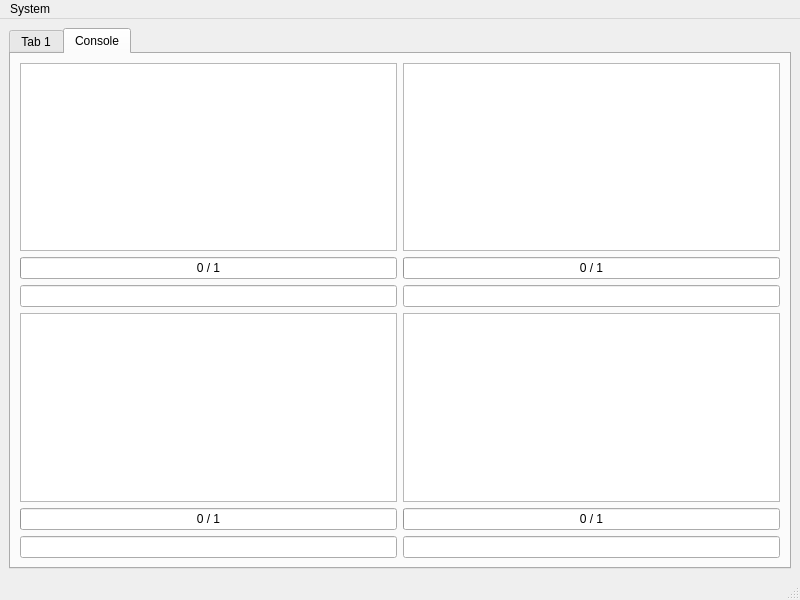
This is src/mainwindow.ui in mathklk/QCDF as Qt 5 draws it before an edit. The edited form follows.
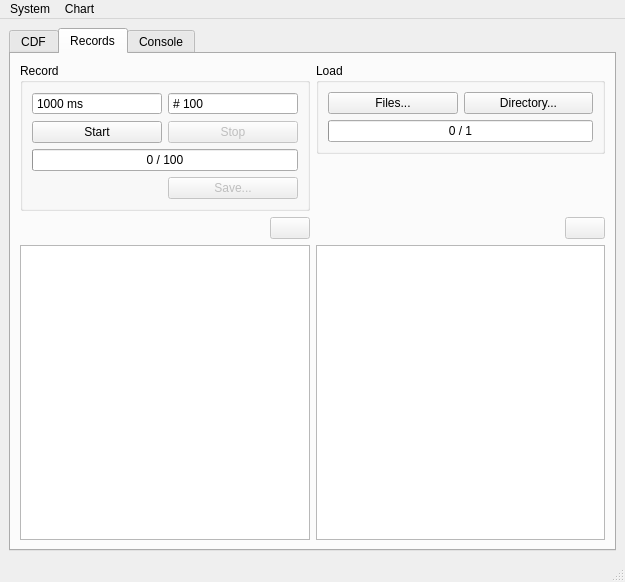
This is the edited form. Icons and pictures are not drawn. Custom widgets are drawn as their Qt base class.

Diff of the .ui file:
```diff
--- a/src/mainwindow.ui
+++ b/src/mainwindow.ui
@@ -6,8 +6,8 @@
    <rect>
     <x>0</x>
     <y>0</y>
-    <width>800</width>
-    <height>600</height>
+    <width>625</width>
+    <height>582</height>
    </rect>
   </property>
   <property name="windowTitle">
@@ -15,17 +15,234 @@
   </property>
   <widget class="QWidget" name="centralwidget">
    <layout class="QGridLayout" name="gridLayout">
-    <item row="0" column="0">
+    <item row="1" column="0">
      <widget class="QTabWidget" name="tabWidget">
       <property name="currentIndex">
        <number>1</number>
       </property>
       <widget class="QWidget" name="tab">
        <attribute name="title">
-        <string>Tab 1</string>
+        <string>CDF</string>
        </attribute>
       </widget>
-      <widget class="QWidget" name="Console">
+      <widget class="QWidget" name="tab_Records">
+       <attribute name="title">
+        <string>Records</string>
+       </attribute>
+       <layout class="QGridLayout" name="gridLayout_6" rowstretch="0,0,0,1">
+        <item row="0" column="1">
+         <widget class="QGroupBox" name="groupBox_2">
+          <property name="title">
+           <string>Load</string>
+          </property>
+          <layout class="QGridLayout" name="gridLayout_5">
+           <item row="0" column="0">
+            <widget class="QPushButton" name="pushButtonLoadFiles">
+             <property name="text">
+              <string>Files...</string>
+             </property>
+            </widget>
+           </item>
+           <item row="0" column="1">
+            <widget class="QPushButton" name="pushButtonLoadDir">
+             <property name="text">
+              <string>Directory...</string>
+             </property>
+            </widget>
+           </item>
+           <item row="1" column="0" colspan="2">
+            <widget class="QProgressBar" name="progressBarLoad">
+             <property name="maximum">
+              <number>1</number>
+             </property>
+             <property name="value">
+              <number>0</number>
+             </property>
+             <property name="format">
+              <string>%v / %m</string>
+             </property>
+            </widget>
+           </item>
+          </layout>
+         </widget>
+        </item>
+        <item row="0" column="0" rowspan="2">
+         <widget class="QGroupBox" name="groupBox">
+          <property name="title">
+           <string>Record</string>
+          </property>
+          <layout class="QGridLayout" name="gridLayout_4">
+           <item row="1" column="1">
+            <widget class="QPushButton" name="pushButtonStop">
+             <property name="enabled">
+              <bool>false</bool>
+             </property>
+             <property name="text">
+              <string>Stop</string>
+             </property>
+            </widget>
+           </item>
+           <item row="0" column="1">
+            <widget class="QSpinBox" name="spinBoxRecordCount">
+             <property name="buttonSymbols">
+              <enum>QAbstractSpinBox::ButtonSymbols::NoButtons</enum>
+             </property>
+             <property name="suffix">
+              <string/>
+             </property>
+             <property name="prefix">
+              <string># </string>
+             </property>
+             <property name="maximum">
+              <number>9999</number>
+             </property>
+             <property name="value">
+              <number>100</number>
+             </property>
+            </widget>
+           </item>
+           <item row="2" column="0" colspan="2">
+            <widget class="QProgressBar" name="progressBarRecord">
+             <property name="maximum">
+              <number>100</number>
+             </property>
+             <property name="value">
+              <number>0</number>
+             </property>
+             <property name="format">
+              <string>%v / %m</string>
+             </property>
+            </widget>
+           </item>
+           <item row="1" column="0">
+            <widget class="QPushButton" name="pushButtonStart">
+             <property name="enabled">
+              <bool>true</bool>
+             </property>
+             <property name="text">
+              <string>Start</string>
+             </property>
+            </widget>
+           </item>
+           <item row="0" column="0">
+            <widget class="QSpinBox" name="spinBoxRecordTimer">
+             <property name="buttonSymbols">
+              <enum>QAbstractSpinBox::ButtonSymbols::NoButtons</enum>
+             </property>
+             <property name="suffix">
+              <string> ms</string>
+             </property>
+             <property name="maximum">
+              <number>999999</number>
+             </property>
+             <property name="value">
+              <number>1000</number>
+             </property>
+            </widget>
+           </item>
+           <item row="3" column="1">
+            <widget class="QPushButton" name="pushButtonSave">
+             <property name="enabled">
+              <bool>false</bool>
+             </property>
+             <property name="text">
+              <string>Save...</string>
+             </property>
+            </widget>
+           </item>
+          </layout>
+         </widget>
+        </item>
+        <item row="1" column="1">
+         <spacer name="verticalSpacer">
+          <property name="orientation">
+           <enum>Qt::Orientation::Vertical</enum>
+          </property>
+          <property name="sizeHint" stdset="0">
+           <size>
+            <width>20</width>
+            <height>40</height>
+           </size>
+          </property>
+         </spacer>
+        </item>
+        <item row="3" column="0">
+         <widget class="QListWidget" name="listWidgetRecord">
+          <property name="selectionMode">
+           <enum>QAbstractItemView::SelectionMode::ExtendedSelection</enum>
+          </property>
+         </widget>
+        </item>
+        <item row="3" column="1">
+         <widget class="QListWidget" name="listWidgetLoad">
+          <property name="selectionMode">
+           <enum>QAbstractItemView::SelectionMode::ExtendedSelection</enum>
+          </property>
+         </widget>
+        </item>
+        <item row="2" column="0">
+         <layout class="QHBoxLayout" name="horizontalLayout">
+          <item>
+           <spacer name="horizontalSpacer">
+            <property name="orientation">
+             <enum>Qt::Orientation::Horizontal</enum>
+            </property>
+            <property name="sizeHint" stdset="0">
+             <size>
+              <width>40</width>
+              <height>20</height>
+             </size>
+            </property>
+           </spacer>
+          </item>
+          <item>
+           <widget class="QPushButton" name="pushButtonClearRecord">
+            <property name="enabled">
+             <bool>false</bool>
+            </property>
+            <property name="text">
+             <string/>
+            </property>
+            <property name="icon">
+             <iconset theme="QIcon::ThemeIcon::EditDelete"/>
+            </property>
+           </widget>
+          </item>
+         </layout>
+        </item>
+        <item row="2" column="1">
+         <layout class="QHBoxLayout" name="horizontalLayout_2">
+          <item>
+           <spacer name="horizontalSpacer_2">
+            <property name="orientation">
+             <enum>Qt::Orientation::Horizontal</enum>
+            </property>
+            <property name="sizeHint" stdset="0">
+             <size>
+              <width>40</width>
+              <height>20</height>
+             </size>
+            </property>
+           </spacer>
+          </item>
+          <item>
+           <widget class="QPushButton" name="pushButtonClearLoad">
+            <property name="enabled">
+             <bool>false</bool>
+            </property>
+            <property name="text">
+             <string/>
+            </property>
+            <property name="icon">
+             <iconset theme="QIcon::ThemeIcon::EditDelete"/>
+            </property>
+           </widget>
+          </item>
+         </layout>
+        </item>
+       </layout>
+      </widget>
+      <widget class="QWidget" name="tab_Console">
        <attribute name="title">
         <string>Console</string>
        </attribute>
@@ -117,8 +334,8 @@
     <rect>
      <x>0</x>
      <y>0</y>
-     <width>800</width>
-     <height>23</height>
+     <width>625</width>
+     <height>21</height>
     </rect>
    </property>
    <widget class="QMenu" name="menuSystem">
@@ -127,7 +344,19 @@
     </property>
     <addaction name="actionSettings"/>
    </widget>
+   <widget class="QMenu" name="menuChart">
+    <property name="title">
+     <string>Chart</string>
+    </property>
+    <addaction name="actionShow_Pong_Only"/>
+    <addaction name="actionShow_MUSIC_Peaks"/>
+    <addaction name="actionLog_Amplitude"/>
+    <addaction name="actionShow_Ranges"/>
+    <addaction name="separator"/>
+    <addaction name="actionClear_Cache"/>
+   </widget>
    <addaction name="menuSystem"/>
+   <addaction name="menuChart"/>
   </widget>
   <widget class="QStatusBar" name="statusbar"/>
   <action name="actionSettings">
@@ -136,6 +365,14 @@
    </property>
   </action>
  </widget>
+ <customwidgets>
+  <customwidget>
+   <class>ZoomableChartWidget</class>
+   <extends>QWidget</extends>
+   <header>zoomablechartwidget.h</header>
+   <container>1</container>
+  </customwidget>
+ </customwidgets>
  <resources/>
  <connections/>
 </ui>
```
Left out of the diff: 278 changed lines with no effect on the pictures.
